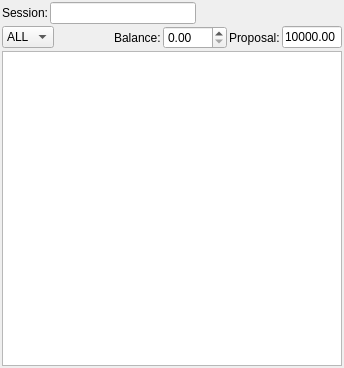
This is ui/wdgcentral.ui in fabriziodesiati/BrokerTelegramBot as Qt 5 draws it before an edit. The edited form follows.
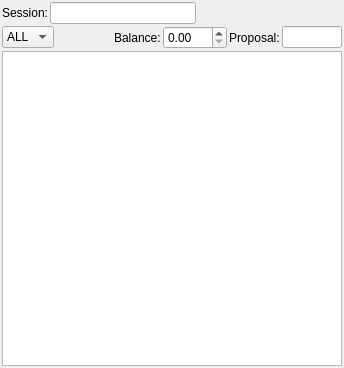
This is the edited form.

```diff
--- a/ui/wdgcentral.ui
+++ b/ui/wdgcentral.ui
@@ -135,7 +135,7 @@
         </size>
        </property>
        <property name="text">
-        <string>10000.00</string>
+        <string/>
        </property>
        <property name="maxLength">
         <number>10</number>
```
Left out of the diff: 2 changed lines with no effect on the pictures.
